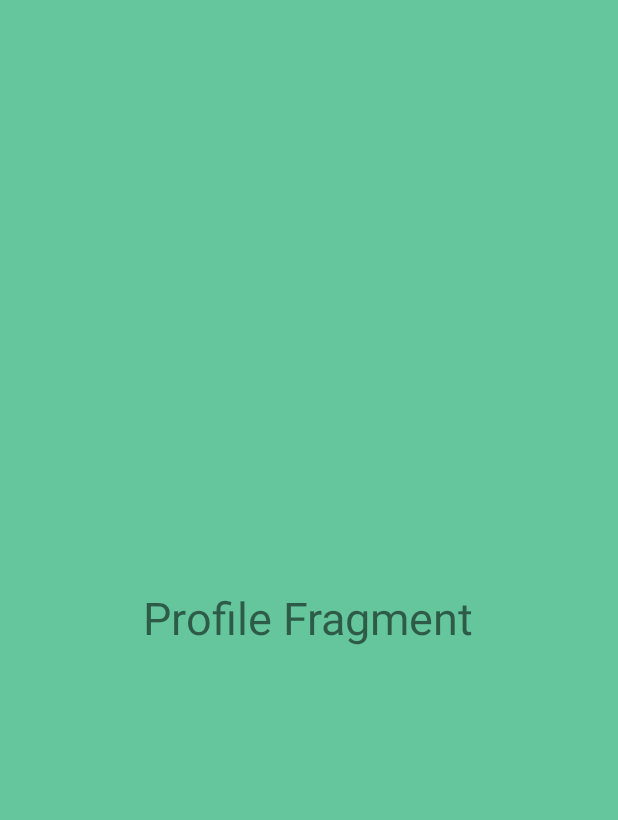
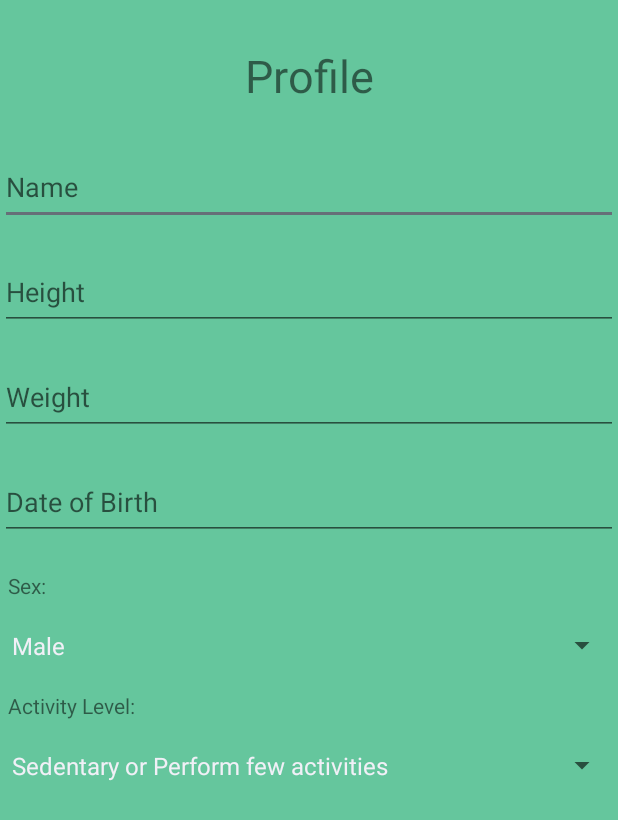
Before and after one commit to brunocaregnato/app-nutrition-basics, an Android app: the screen it shows after launch (MainActivity), in the side drawer, after a tap on "Profile", on a phone screen of 412 x 824 dp. Shown: the top 820 px of the screen. Run offline under Robolectric (Android 15) with nearby library versions, the phone set to English and light mode, and no system bars.

Commit message:
profile fragment screen

```diff
--- a/NutritionBasics/app/src/main/java/com/example/nutritionbasics/activities/MainActivity.java
+++ b/NutritionBasics/app/src/main/java/com/example/nutritionbasics/activities/MainActivity.java
@@ -56,7 +56,6 @@ public class MainActivity extends AppCompatActivity implements NavigationView.On
                         new Home()).commit();
                 break;
             case R.id.profile:
-                Toast.makeText(MainActivity.this, "Profile", Toast.LENGTH_LONG).show();
                 getSupportFragmentManager().beginTransaction().replace(R.id.fragment_container,
                         new Profile()).commit();
                 break;
--- a/NutritionBasics/app/src/main/java/com/example/nutritionbasics/activities/fragments/Profile.java
+++ b/NutritionBasics/app/src/main/java/com/example/nutritionbasics/activities/fragments/Profile.java
@@ -1,20 +1,75 @@
 package com.example.nutritionbasics.activities.fragments;
 
+import android.app.DatePickerDialog;
 import android.os.Bundle;
+import android.text.InputType;
 import android.view.LayoutInflater;
 import android.view.View;
 import android.view.ViewGroup;
-
+import android.widget.AdapterView;
+import android.widget.ArrayAdapter;
+import android.widget.DatePicker;
+import android.widget.EditText;
+import android.widget.Spinner;
 import androidx.annotation.Nullable;
 import androidx.fragment.app.Fragment;
 
 import com.example.nutritionbasics.R;
 
-public class Profile extends Fragment {
+import java.util.Calendar;
+
+public class Profile extends Fragment implements AdapterView.OnItemSelectedListener {
+
+    private EditText birthday;
+    private DatePickerDialog picker;
 
     @Nullable
     @Override
     public View onCreateView(LayoutInflater inflater, @Nullable ViewGroup container, @Nullable Bundle savedInstanceState) {
-        return inflater.inflate(R.layout.profile_fragment, container, false);
+        View view = inflater.inflate(R.layout.profile_fragment, container, false);
+
+        Spinner spinner = view.findViewById(R.id.sex);
+        ArrayAdapter<CharSequence> adapter = ArrayAdapter.createFromResource(getActivity().getApplicationContext(), R.array.sexs, android.R.layout.simple_spinner_item);
+        adapter.setDropDownViewResource(android.R.layout.simple_spinner_dropdown_item);
+        spinner.setAdapter(adapter);
+        spinner.setOnItemSelectedListener(this);
+
+        Spinner spinnerActivity = view.findViewById(R.id.activityLevel);
+        adapter = ArrayAdapter.createFromResource(getActivity().getApplicationContext(), R.array.activitiesLevels, android.R.layout.simple_spinner_item);
+        adapter.setDropDownViewResource(android.R.layout.simple_spinner_dropdown_item);
+        spinnerActivity.setAdapter(adapter);
+        spinnerActivity.setOnItemSelectedListener(this);
+
+        birthday = (EditText) view.findViewById(R.id.birthday);
+        birthday.setInputType(InputType.TYPE_NULL);
+        birthday.setOnClickListener(new View.OnClickListener() {
+            @Override
+            public void onClick(View v) {
+                final Calendar calendar = Calendar.getInstance();
+                int day = calendar.get(Calendar.DAY_OF_MONTH);
+                int month = calendar.get(Calendar.MONTH);
+                int year = calendar.get(Calendar.YEAR);
+                // date picker dialog
+                picker = new DatePickerDialog(getActivity(), new DatePickerDialog.OnDateSetListener() {
+                            @Override
+                            public void onDateSet(DatePicker view, int year, int monthOfYear, int dayOfMonth) {
+                                birthday.setText(String.format("%02d", dayOfMonth) + "/" + String.format("%02d", monthOfYear + 1) + "/" + year);
+                            }
+                        }, year, month, day);
+                picker.show();
+            }
+        });
+
+        return view;
+    }
+
+    @Override
+    public void onItemSelected(AdapterView<?> parent, View view, int position, long id) {
+        //do whatever
+    }
+
+    @Override
+    public void onNothingSelected(AdapterView<?> parent) {
+        //do whatever
     }
 }
--- a/NutritionBasics/app/src/main/res/layout/profile_fragment.xml
+++ b/NutritionBasics/app/src/main/res/layout/profile_fragment.xml
@@ -5,9 +5,72 @@
     android:background="@color/c1">
 
     <TextView
-        android:layout_width="wrap_content"
-        android:layout_height="wrap_content"
-        android:layout_centerInParent="true"
-        android:text="Profile Fragment"
+        android:layout_width="match_parent"
+        android:layout_height="match_parent"
+        android:gravity="top|center_horizontal"
+        android:layout_marginTop="30dp"
+        android:text="Profile"
         android:textSize="30sp" />
+
+    <com.google.android.material.textfield.TextInputEditText
+        android:id="@+id/name"
+        android:layout_width="match_parent"
+        android:layout_height="50dp"
+        android:layout_marginTop="100dp"
+        android:hint="Name" />
+
+    <com.google.android.material.textfield.TextInputEditText
+        android:id="@+id/height"
+        android:layout_width="match_parent"
+        android:layout_height="50dp"
+        android:layout_marginTop="170dp"
+        android:hint="Height" />
+
+    <com.google.android.material.textfield.TextInputEditText
+        android:id="@+id/weight"
+        android:layout_width="match_parent"
+        android:layout_height="50dp"
+        android:layout_marginTop="240dp"
+        android:hint="Weight" />
+
+
+    <com.google.android.material.textfield.TextInputEditText
+        android:id="@+id/birthday"
+        android:layout_width="match_parent"
+        android:layout_height="50dp"
+        android:layout_marginTop="310dp"
+        android:hint="Date of Birth" />
+
+    <TextView
+        android:id="@+id/textSex"
+        android:layout_width="match_parent"
+        android:layout_height="30dp"
+        android:gravity="left|center_vertical"
+        android:layout_marginLeft="5dp"
+        android:layout_marginTop="375dp"
+        android:text="Sex:" />
+
+    <Spinner
+        android:id="@+id/sex"
+        android:layout_width="match_parent"
+        android:layout_height="50dp"
+        android:layout_marginTop="405dp">
+    </Spinner>
+
+    <TextView
+        android:id="@+id/textActivityLevel"
+        android:layout_width="match_parent"
+        android:layout_height="30dp"
+        android:gravity="left|center_vertical"
+        android:layout_marginLeft="5dp"
+        android:layout_marginTop="455dp"
+        android:text="Activity Level:" />
+
+    <Spinner
+        android:id="@+id/activityLevel"
+        android:layout_width="match_parent"
+        android:layout_height="50dp"
+        android:layout_marginTop="485dp">
+    </Spinner>
+
 </RelativeLayout>
--- a/NutritionBasics/app/src/main/res/values/strings.xml
+++ b/NutritionBasics/app/src/main/res/values/strings.xml
@@ -2,4 +2,15 @@
     <string name="app_name">NutritionBasics</string>
     <string name="drawerOpen">drawerOpen</string>
     <string name="drawerClose">drawerClose</string>
+
+    <string-array name="sexs">
+        <item>Male</item>
+        <item>Female</item>
+    </string-array>
+
+    <string-array name="activitiesLevels">
+        <item>Sedentary or Perform few activities</item>
+        <item>Active or Moderately active</item>
+        <item>Very Active</item>
+    </string-array>
 </resources>
```
